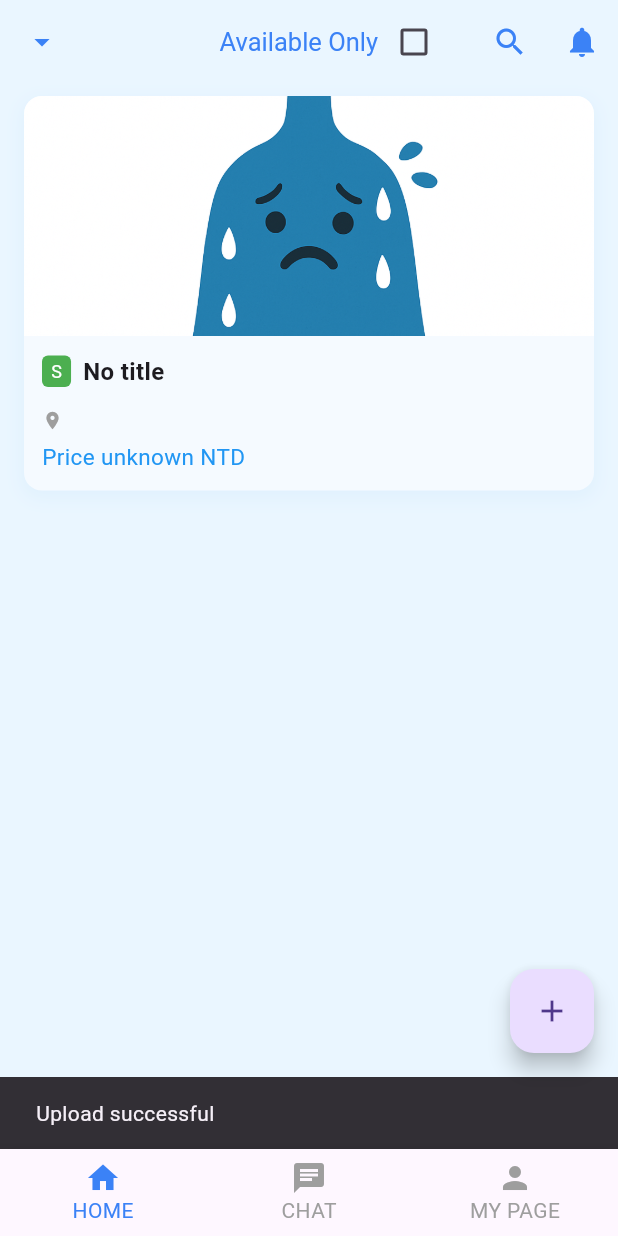
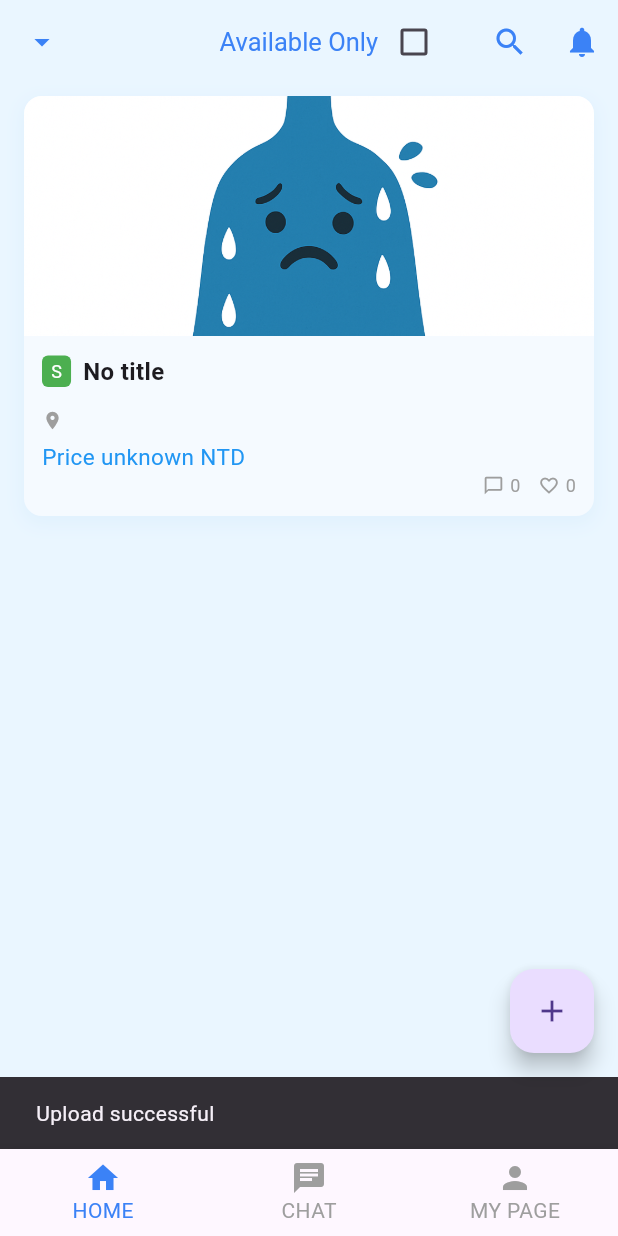
Before and after one commit to yg6377/graduation_project__, a Flutter app: the ProductUploadScreen screen opened directly, after a tap on "Submit", on a phone screen of 412 x 824 dp. Run offline on Flutter 3.47's test engine with Material 3 defaults, Android fonts, the phone set to English and light mode, and no system bars; our stand-ins replace another_flushbar, cloud_firestore, firebase_auth, firebase_core, firebase_messaging, firebase_storage and 4 more; accounts and stored records are empty; network calls fail.

Commit message:
add missing files

```diff
--- a/lib/screen/ProductUploadScreen.dart
+++ b/lib/screen/ProductUploadScreen.dart
@@ -66,6 +66,7 @@ class _ProductUploadScreenState extends State<ProductUploadScreen> {
         'description': description,
         'imageUrls': imageUrls,
         'likes': 0, // Initial likes value
+        'chats': 0,
         'timestamp': FieldValue.serverTimestamp(),
         'sellerUid': user?.uid,
         'condition': selectedCondition,
--- a/lib/screen/productlist_screen.dart
+++ b/lib/screen/productlist_screen.dart
@@ -12,6 +12,8 @@ class ProductCard extends StatelessWidget {
   final String region;
   final String saleStatus;
   final String condition;
+  final int likeCount;
+  final int chatCount;
   final VoidCallback? onTap;
 
   const ProductCard({
@@ -22,6 +24,8 @@ class ProductCard extends StatelessWidget {
     required this.region,
     required this.saleStatus,
     required this.condition,
+    required this.likeCount,
+    required this.chatCount,
     this.onTap,
   }) : super(key: key);
 
@@ -49,19 +53,7 @@ class ProductCard extends StatelessWidget {
             // 이미지
             ClipRRect(
               borderRadius: BorderRadius.vertical(top: Radius.circular(12)),
-              child: imageUrl.startsWith('http')
-                  ? Image.network(
-                      imageUrl,
-                      height: 160,
-                      width: double.infinity,
-                      fit: BoxFit.cover,
-                    )
-                  : Image.asset(
-                      imageUrl,
-                      height: 160,
-                      width: double.infinity,
-                      fit: BoxFit.cover,
-                    ),
+              child: _buildImage(imageUrl),
             ),
             // 텍스트 내용
             Padding(
@@ -146,6 +138,19 @@ class ProductCard extends StatelessWidget {
                     '$price NTD',
                     style: TextStyle(color: Colors.blue, fontSize: 15),
                   ),
+                  // Add Row for chat and like counts
+                  Row(
+                    mainAxisAlignment: MainAxisAlignment.end,
+                    children: [
+                      Icon(Icons.chat_bubble_outline, size: 14, color: Colors.grey),
+                      SizedBox(width: 4),
+                      Text('$chatCount', style: TextStyle(fontSize: 12, color: Colors.grey)),
+                      SizedBox(width: 12),
+                      Icon(Icons.favorite_border, size: 14, color: Colors.grey),
+                      SizedBox(width: 4),
+                      Text('$likeCount', style: TextStyle(fontSize: 12, color: Colors.grey)),
+                    ],
+                  ),
                 ],
               ),
             ),
@@ -169,6 +174,24 @@ class ProductCard extends StatelessWidget {
         return Colors.red;
       default:
         return Colors.grey;
+    }
+  }
+
+  Widget _buildImage(String imageUrl) {
+    if (imageUrl.isNotEmpty && imageUrl.startsWith('http')) {
+      return Image.network(
+        imageUrl,
+        height: 160,
+        width: double.infinity,
+        fit: BoxFit.cover,
+      );
+    } else {
+      return Image.asset(
+        'assets/images/huanhuan_no_image.png',
+        height: 160,
+        width: double.infinity,
+        fit: BoxFit.cover,
+      );
     }
   }
 }
@@ -390,6 +413,8 @@ class _ProductListScreenState extends State<ProductListScreen> {
                 final String timestampString = (timestampValue is Timestamp)
                     ? timestampValue.toDate().toString()
                     : '';
+                final int likeCount = (data['likes'] ?? 0) is int ? data['likes'] : 0;
+                final int chatCount = (data['chats'] ?? 0) is int ? data['chats'] : 0;
 
                 return ProductCard(
                   title: title,
@@ -398,6 +423,8 @@ class _ProductListScreenState extends State<ProductListScreen> {
                   region: region,
                   saleStatus: saleStatus,
                   condition: condition,
+                  likeCount: likeCount,
+                  chatCount: chatCount,
                   onTap: () async {
                     final user = FirebaseAuth.instance.currentUser;
                     if (user != null) {
@@ -430,7 +457,7 @@ class _ProductListScreenState extends State<ProductListScreen> {
                         ),
                       ),
                     );
-                    setState(() {});
+                    await _loadRegionProducts();
                   },
                 );
               }).toList(),
@@ -458,6 +485,8 @@ class _ProductListScreenState extends State<ProductListScreen> {
               final String sellerUid = productData['sellerUid'] ?? '';
               final String region = productData['region'] ?? 'Unknown';
               final String saleStatus = productData['saleStatus'] ?? '';
+              final int likeCount = (productData['likes'] ?? 0) is int ? productData['likes'] : 0;
+              final int chatCount = (productData['chats'] ?? 0) is int ? productData['chats'] : 0;
 
               return ProductCard(
                 title: title,
@@ -466,6 +495,8 @@ class _ProductListScreenState extends State<ProductListScreen> {
                 region: region,
                 saleStatus: saleStatus,
                 condition: condition,
+                likeCount: likeCount,
+                chatCount: chatCount,
                 onTap: () async {
                   final user = FirebaseAuth.instance.currentUser;
                   if (user != null) {
@@ -497,7 +528,7 @@ class _ProductListScreenState extends State<ProductListScreen> {
                       ),
                     ),
                   );
-                  setState(() {});
+                  await _loadRegionProducts();
                 },
               );
             }),
```
Also changed, not shown: lib/screen/ProductDetailScreen.dart (+9 -1 lines), lib/screen/edit_product_screen.dart (+67 -0 lines), lib/screen/favoritelist_screen.dart (+16 -10 lines), lib/screen/myposts_screen.dart (+13 -2 lines), lib/screen/search_screen.dart (+6 -1 lines).
